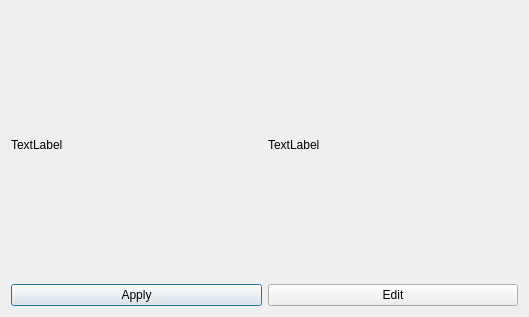
Qt form OnlineShop/Shop/SqlDataBase/AskToUseSettingsDialog.ui (JohnMril/ProjectShop) before a commit.
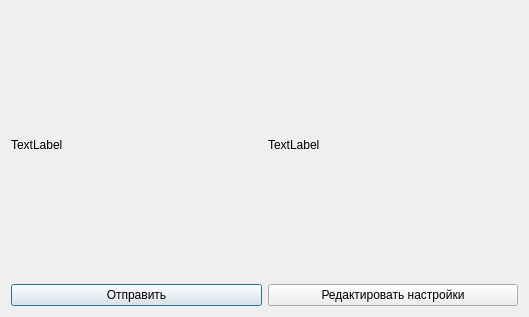
The same form after that commit.

Patch:
```diff
--- a/OnlineShop/Shop/SqlDataBase/AskToUseSettingsDialog.ui
+++ b/OnlineShop/Shop/SqlDataBase/AskToUseSettingsDialog.ui
@@ -37,14 +37,14 @@
      <item>
       <widget class="QPushButton" name="ApplyPushButton">
        <property name="text">
-        <string>Apply</string>
+        <string>Отправить</string>
        </property>
       </widget>
      </item>
      <item>
       <widget class="QPushButton" name="EditPushButton">
        <property name="text">
-        <string>Edit</string>
+        <string>Редактировать настройки</string>
        </property>
       </widget>
      </item>
```
